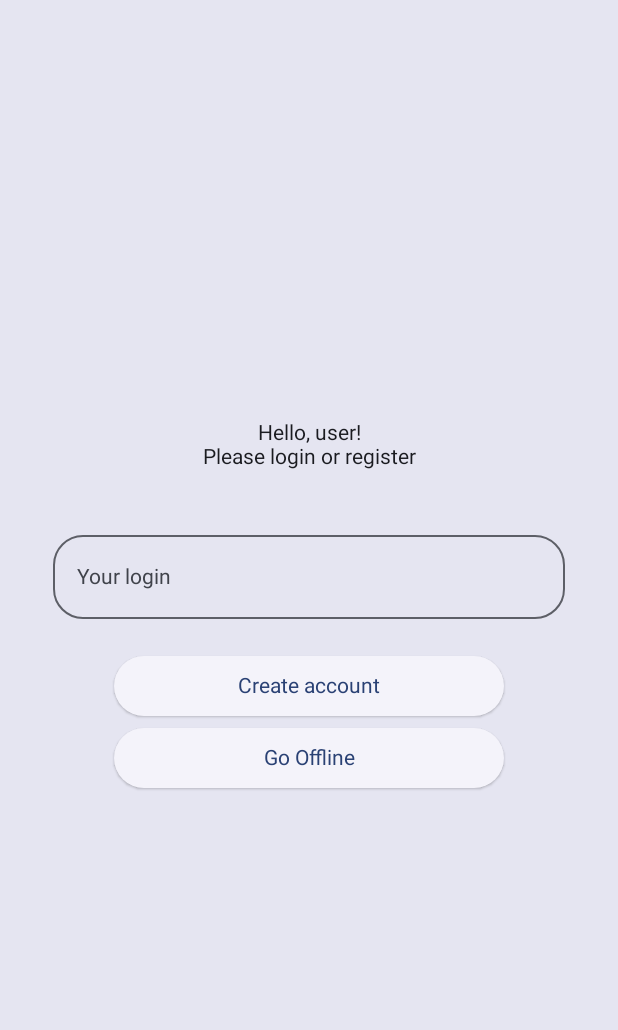
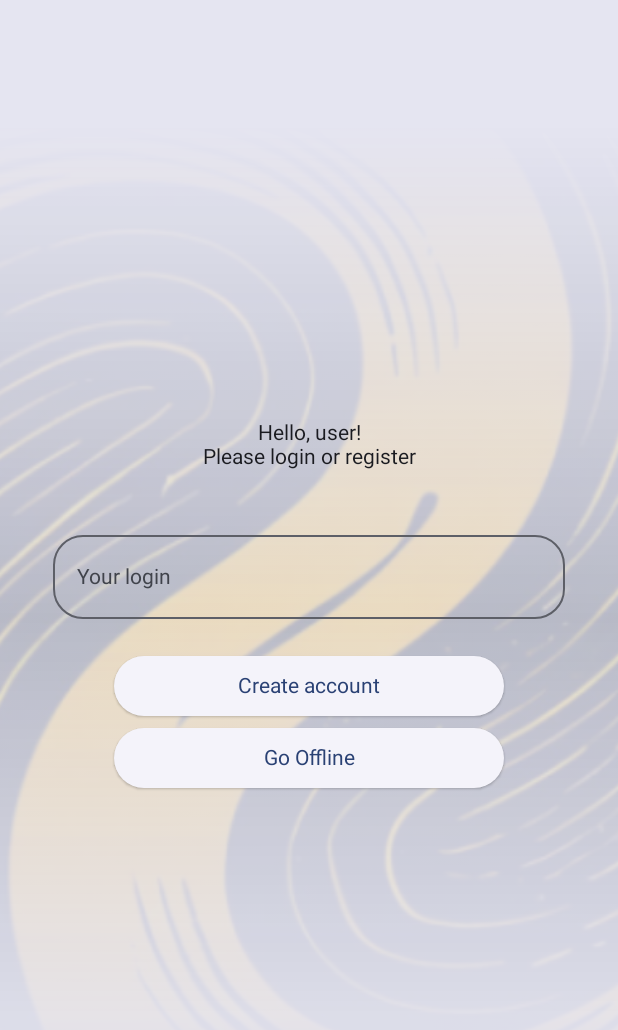
Before and after one commit to Sutemi67/KotlinJC_FriendsActivity_app, an Android app built with Jetpack Compose: the @Preview function Preview, on a phone screen of 412 x 824 dp. Shown: the top 1030 px of the screen. Run offline under Robolectric (Android 15) with nearby library versions, the phone set to English and light mode, and no system bars; our stand-ins replace window size class.

Commit message:
ui patch

```diff
--- /dev/null
+++ b/app/src/main/java/apc/appcradle/kotlinjc_friendsactivity_app/ui/app_components/AppBackgroundImage.kt
@@ -0,0 +1,46 @@
+package apc.appcradle.kotlinjc_friendsactivity_app.ui.app_components
+
+import androidx.compose.foundation.Image
+import androidx.compose.foundation.layout.fillMaxSize
+import androidx.compose.runtime.Composable
+import androidx.compose.ui.Modifier
+import androidx.compose.ui.draw.drawWithContent
+import androidx.compose.ui.graphics.BlendMode
+import androidx.compose.ui.graphics.Brush
+import androidx.compose.ui.graphics.Color
+import androidx.compose.ui.graphics.CompositingStrategy
+import androidx.compose.ui.graphics.graphicsLayer
+import androidx.compose.ui.layout.ContentScale
+import androidx.compose.ui.res.painterResource
+import apc.appcradle.kotlinjc_friendsactivity_app.R
+
+@Composable
+fun AppBackgroundImage() {
+    Image(
+        modifier = Modifier
+            .fillMaxSize()
+            .graphicsLayer {
+                compositingStrategy = CompositingStrategy.Offscreen
+            }
+            .drawWithContent {
+                drawContent()
+                val gradient = Brush.verticalGradient(
+                    colorStops = listOf(
+                        0.1f to Color.Transparent,
+                        0.5f to Color.Black,
+                        0.9f to Color.Transparent
+                    ).toTypedArray(),
+                    startY = 0f,
+                    endY = size.height
+                )
+                drawRect(
+                    brush = gradient,
+                    blendMode = BlendMode.DstIn
+                )
+            },
+        painter = painterResource(R.drawable.ic_launcher_playstore),
+        contentDescription = null,
+        alpha = 0.2f,
+        contentScale = ContentScale.Crop
+    )
+}
--- a/app/src/main/java/apc/appcradle/kotlinjc_friendsactivity_app/ui/app_components/AppComponents.kt
+++ b/app/src/main/java/apc/appcradle/kotlinjc_friendsactivity_app/ui/app_components/AppComponents.kt
@@ -11,12 +11,10 @@ import androidx.compose.material3.ExperimentalMaterial3Api
 import androidx.compose.material3.Icon
 import androidx.compose.material3.IconButton
 import androidx.compose.material3.OutlinedTextField
-import androidx.compose.material3.Slider
 import androidx.compose.material3.Text
 import androidx.compose.material3.TopAppBar
 import androidx.compose.runtime.Composable
 import androidx.compose.runtime.getValue
-import androidx.compose.runtime.mutableFloatStateOf
 import androidx.compose.runtime.mutableStateOf
 import androidx.compose.runtime.remember
 import androidx.compose.runtime.setValue
--- a/app/src/main/java/apc/appcradle/kotlinjc_friendsactivity_app/ui/screens/auth/AuthScreen.kt
+++ b/app/src/main/java/apc/appcradle/kotlinjc_friendsactivity_app/ui/screens/auth/AuthScreen.kt
@@ -42,6 +42,7 @@ import androidx.compose.ui.tooling.preview.Preview
 import androidx.compose.ui.unit.dp
 import apc.appcradle.kotlinjc_friendsactivity_app.R
 import apc.appcradle.kotlinjc_friendsactivity_app.domain.model.network.DataTransferState
+import apc.appcradle.kotlinjc_friendsactivity_app.ui.app_components.AppBackgroundImage
 import apc.appcradle.kotlinjc_friendsactivity_app.ui.app_components.AppComponents
 import apc.appcradle.kotlinjc_friendsactivity_app.ui.app_components.AppComponents.AppText
 import apc.appcradle.kotlinjc_friendsactivity_app.ui.theme.KotlinJC_FriendsActivity_appTheme
@@ -84,8 +85,9 @@ fun AuthScreen(
             modifier = Modifier
                 .fillMaxSize()
                 .padding(paddingValues),
-            contentAlignment = Alignment.Center
+            contentAlignment = Alignment.Center,
         ) {
+            AppBackgroundImage()
             Column(
                 verticalArrangement = Arrangement.Center,
                 horizontalAlignment = Alignment.CenterHorizontally
@@ -179,7 +181,7 @@ fun AuthScreen(
 private fun Preview() {
     KotlinJC_FriendsActivity_appTheme {
         AuthScreen(
-            sendLoginData = { log, pass -> {} },
+            sendLoginData = { _, _ -> run {} },
             onRegisterClick = {},
             transferState = DataTransferState(),
             onOfflineUseClick = {}
```
Also changed, not shown: app/src/main/java/apc/appcradle/kotlinjc_friendsactivity_app/ui/app_components/AppBottomNavBar.kt (added, +49 -0 lines), app/src/main/java/apc/appcradle/kotlinjc_friendsactivity_app/ui/screens/NavigationHost.kt (+22 -29 lines), app/src/main/java/apc/appcradle/kotlinjc_friendsactivity_app/ui/screens/ratings/RatingsScreen.kt (+6 -12 lines), app/src/main/res/drawable/ic_launcher_playstore.png (added), gradle/wrapper/gradle-wrapper.properties, 3 other files.
